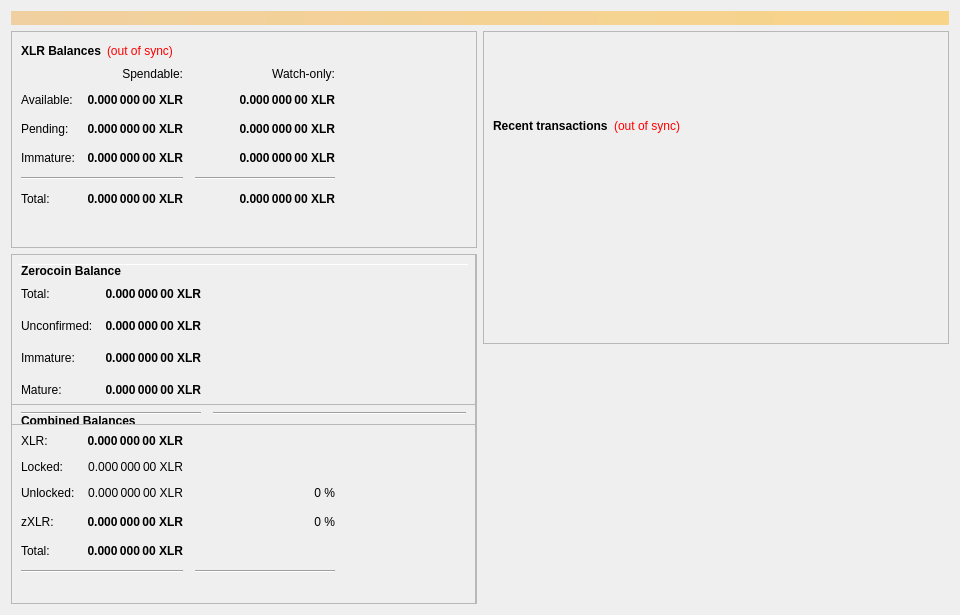
cryptocrowd-xcrc/core-wallet, file src/qt/forms/overviewpage.ui: the form before one commit.
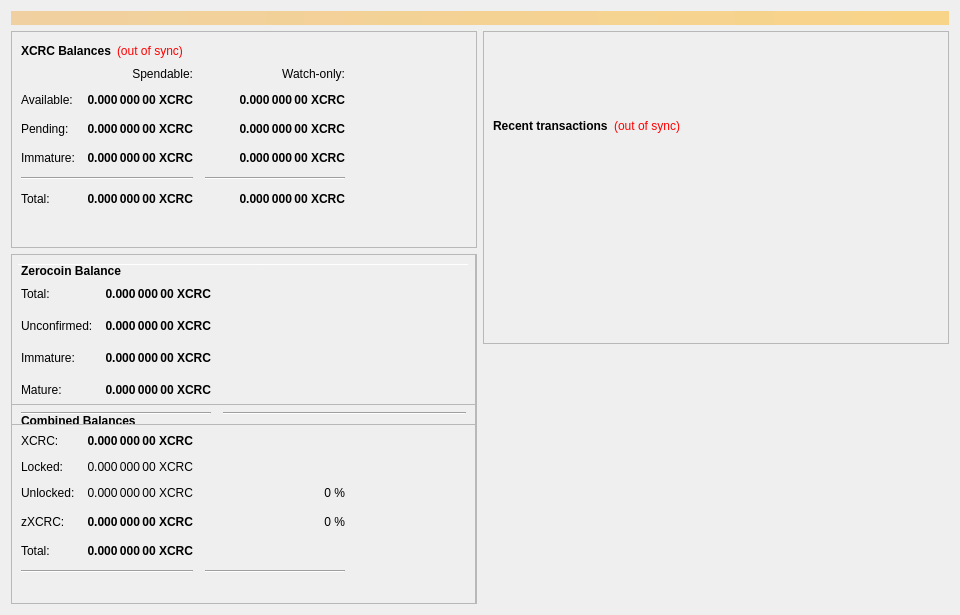
The form after the commit.

Commit message: Replace XLR w/ XCRC

The edit to the form file:
```diff
--- a/src/qt/forms/overviewpage.ui
+++ b/src/qt/forms/overviewpage.ui
@@ -60,7 +60,7 @@
                </font>
               </property>
               <property name="text">
-               <string>XLR Balances</string>
+               <string>XCRC Balances</string>
               </property>
              </widget>
             </item>
@@ -118,7 +118,7 @@
                <string>Unconfirmed transactions to watch-only addresses</string>
               </property>
               <property name="text">
-               <string notr="true">0.000 000 00 XLR</string>
+               <string notr="true">0.000 000 00 XCRC</string>
               </property>
               <property name="alignment">
                <set>Qt::AlignRight|Qt::AlignTrailing|Qt::AlignVCenter</set>
@@ -143,7 +143,7 @@
                <string>Total of transactions that have yet to be confirmed, and do not yet count toward the spendable balance</string>
               </property>
               <property name="text">
-               <string notr="true">0.000 000 00 XLR</string>
+               <string notr="true">0.000 000 00 XCRC</string>
               </property>
               <property name="alignment">
                <set>Qt::AlignRight|Qt::AlignTrailing|Qt::AlignVCenter</set>
@@ -168,7 +168,7 @@
                <string>Staked or masternode rewards in watch-only addresses that has not yet matured</string>
               </property>
               <property name="text">
-               <string notr="true">0.000 000 00 XLR</string>
+               <string notr="true">0.000 000 00 XCRC</string>
               </property>
               <property name="alignment">
                <set>Qt::AlignRight|Qt::AlignTrailing|Qt::AlignVCenter</set>
@@ -226,7 +226,7 @@
                <string>Staked or masternode rewards that has not yet matured</string>
               </property>
               <property name="text">
-               <string notr="true">0.000 000 00 XLR</string>
+               <string notr="true">0.000 000 00 XCRC</string>
               </property>
               <property name="alignment">
                <set>Qt::AlignRight|Qt::AlignTrailing|Qt::AlignVCenter</set>
@@ -271,7 +271,7 @@
                <string>Your current total balance</string>
               </property>
               <property name="text">
-               <string notr="true">0.000 000 00 XLR</string>
+               <string notr="true">0.000 000 00 XCRC</string>
               </property>
               <property name="alignment">
                <set>Qt::AlignRight|Qt::AlignTrailing|Qt::AlignVCenter</set>
@@ -296,7 +296,7 @@
                <string>Current total balance in watch-only addresses</string>
               </property>
               <property name="text">
-               <string notr="true">0.000 000 00 XLR</string>
+               <string notr="true">0.000 000 00 XCRC</string>
               </property>
               <property name="alignment">
                <set>Qt::AlignRight|Qt::AlignTrailing|Qt::AlignVCenter</set>
@@ -338,7 +338,7 @@
                <string>Your current spendable balance</string>
               </property>
               <property name="text">
-               <string notr="true">0.000 000 00 XLR</string>
+               <string notr="true">0.000 000 00 XCRC</string>
               </property>
               <property name="alignment">
                <set>Qt::AlignRight|Qt::AlignTrailing|Qt::AlignVCenter</set>
@@ -363,7 +363,7 @@
                <string>Your current balance in watch-only addresses</string>
               </property>
               <property name="text">
-               <string notr="true">0.000 000 00 XLR</string>
+               <string notr="true">0.000 000 00 XCRC</string>
               </property>
               <property name="alignment">
                <set>Qt::AlignRight|Qt::AlignTrailing|Qt::AlignVCenter</set>
@@ -963,7 +963,7 @@
                 <string>Total of transactions that have yet to be confirmed, and do not yet count toward the spendable balance</string>
                </property>
                <property name="text">
-                <string notr="true">0.000 000 00 XLR</string>
+                <string notr="true">0.000 000 00 XCRC</string>
                </property>
                <property name="alignment">
                 <set>Qt::AlignRight|Qt::AlignTrailing|Qt::AlignVCenter</set>
@@ -988,7 +988,7 @@
                 <string>Total Balance, including unconfirmed and immature coins.</string>
                </property>
                <property name="text">
-                <string notr="true">0.000 000 00 XLR</string>
+                <string notr="true">0.000 000 00 XCRC</string>
                </property>
                <property name="alignment">
                 <set>Qt::AlignRight|Qt::AlignTrailing|Qt::AlignVCenter</set>
@@ -1021,7 +1021,7 @@
              <item row="1" column="0">
               <widget class="QLabel" name="labelBalanceTextz">
                <property name="text">
-                <string>XLR:</string>
+                <string>XCRC:</string>
                </property>
               </widget>
              </item>
@@ -1040,7 +1040,7 @@
                 <string>Your current spendable balance</string>
                </property>
                <property name="text">
-                <string notr="true">0.000 000 00 XLR</string>
+                <string notr="true">0.000 000 00 XCRC</string>
                </property>
                <property name="alignment">
                 <set>Qt::AlignRight|Qt::AlignTrailing|Qt::AlignVCenter</set>
@@ -1056,7 +1056,7 @@
                 <string/>
                </property>
                <property name="text">
-                <string>zXLR:</string>
+                <string>zXCRC:</string>
                </property>
               </widget>
              </item>
@@ -1090,7 +1090,7 @@
                 <string>Locked XLR or Masternode collaterals. These are excluded from zXLR minting.</string>
                </property>
                <property name="text">
-                <string>0.000 000 00 XLR</string>
+                <string>0.000 000 00 XCRC</string>
                </property>
                <property name="alignment">
                 <set>Qt::AlignRight|Qt::AlignTrailing|Qt::AlignVCenter</set>
@@ -1123,7 +1123,7 @@
                 <string>Unlocked XLRs. These can be used for zXLR minting.</string>
                </property>
                <property name="text">
-                <string>0.000 000 00 XLR</string>
+                <string>0.000 000 00 XCRC</string>
                </property>
                <property name="alignment">
                 <set>Qt::AlignRight|Qt::AlignTrailing|Qt::AlignVCenter</set>
@@ -1234,7 +1234,7 @@
                 <string>All available zXLR, unconfirmed and immature zXLR included.</string>
                </property>
                <property name="text">
-                <string notr="true">0.000 000 00 XLR</string>
+                <string notr="true">0.000 000 00 XCRC</string>
                </property>
                <property name="alignment">
                 <set>Qt::AlignRight|Qt::AlignTrailing|Qt::AlignVCenter</set>
@@ -1312,7 +1312,7 @@
 These zXLR are spendable.</string>
                </property>
                <property name="text">
-                <string>0.000 000 00 XLR</string>
+                <string>0.000 000 00 XCRC</string>
                </property>
                <property name="alignment">
                 <set>Qt::AlignRight|Qt::AlignTrailing|Qt::AlignVCenter</set>
@@ -1343,7 +1343,7 @@
 Immature: confirmed, but less than 3 mints of the same denomination after it was minted</string>
                </property>
                <property name="text">
-                <string>0.000 000 00 XLR</string>
+                <string>0.000 000 00 XCRC</string>
                </property>
                <property name="alignment">
                 <set>Qt::AlignRight|Qt::AlignTrailing|Qt::AlignVCenter</set>
@@ -1387,7 +1387,7 @@
 Immature: confirmed, but less than 3 mints of the same denomination after it was minted</string>
                </property>
                <property name="text">
-                <string>0.000 000 00 XLR</string>
+                <string>0.000 000 00 XCRC</string>
                </property>
                <property name="alignment">
                 <set>Qt::AlignRight|Qt::AlignTrailing|Qt::AlignVCenter</set>
```
Left out of the diff: 18 changed lines with no effect on the pictures. The commit also changes 81 other files.
